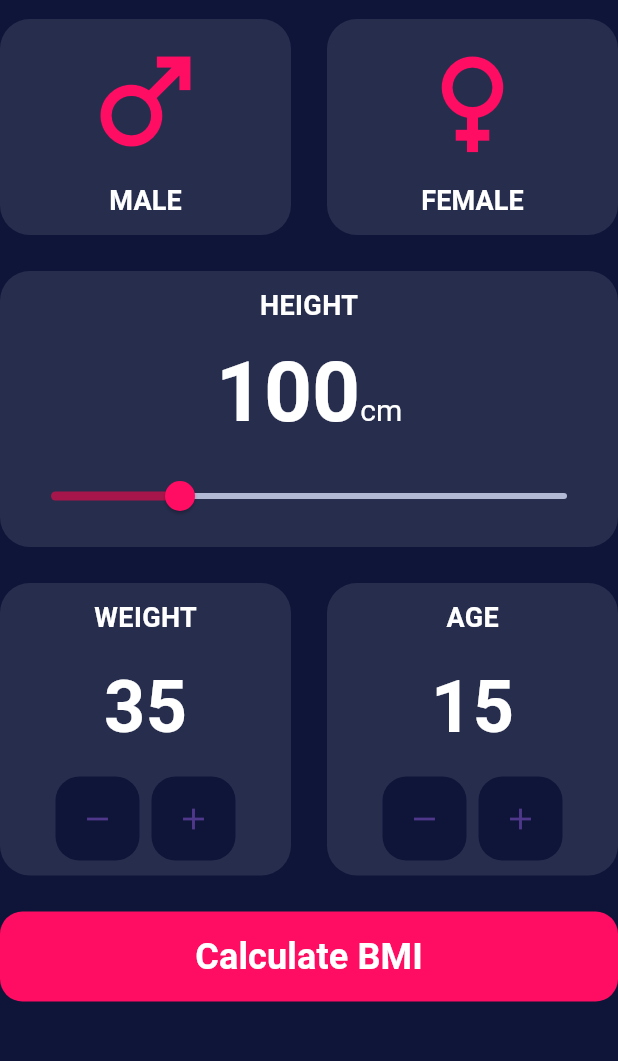
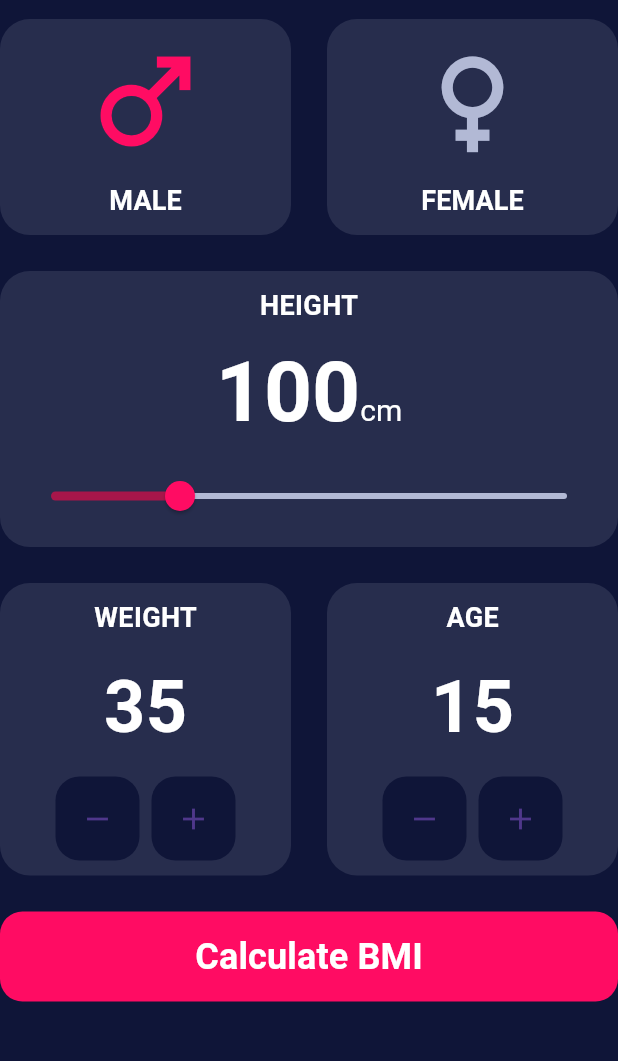
Before and after one commit to qyupaww/bmi-calculator, a Flutter app: the screen it shows after launch, on a phone screen of 412 x 824 dp, the part 65-1126 px from its top. Run offline on Flutter 3.47's test engine with Material 3 defaults, Android fonts, the phone set to English and light mode, and no system bars.

Commit message:
fix gender selection

```diff
--- a/lib/home/female_selection_widget.dart
+++ b/lib/home/female_selection_widget.dart
@@ -24,8 +24,8 @@ class FemaleSelectionWidget extends StatelessWidget {
             Icon(
               Icons.female,
               color: (Provider.of<BmiModel>(context).isMale == true)
-                  ? const Color(0xFFFF0C63)
-                  : const Color(0xFFB2B9D5),
+                  ? const Color(0xFFB2B9D5)
+                  : const Color(0xFFFF0C63),
               size: 90,
             ),
             const SizedBox(height: 8.0),
```
